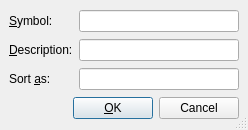
Old version of the form src/frontends/qt4/ui/QNomenclUi.ui in the repository cburschka/lyx.
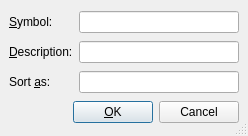
New version of the form.

Commit message: * src/frontends/qt4/ui/QNomenclUi.ui: 	- fix bug 3147: Incorrect input field order in glossary dialog

What changed in the file:
```diff
--- a/src/frontends/qt4/ui/QNomenclUi.ui
+++ b/src/frontends/qt4/ui/QNomenclUi.ui
@@ -9,7 +9,7 @@
     <x>0</x>
     <y>0</y>
     <width>248</width>
-    <height>130</height>
+    <height>136</height>
    </rect>
   </property>
   <property name="windowTitle" >
```
Left out of the diff: 11 changed lines with no effect on the pictures.
